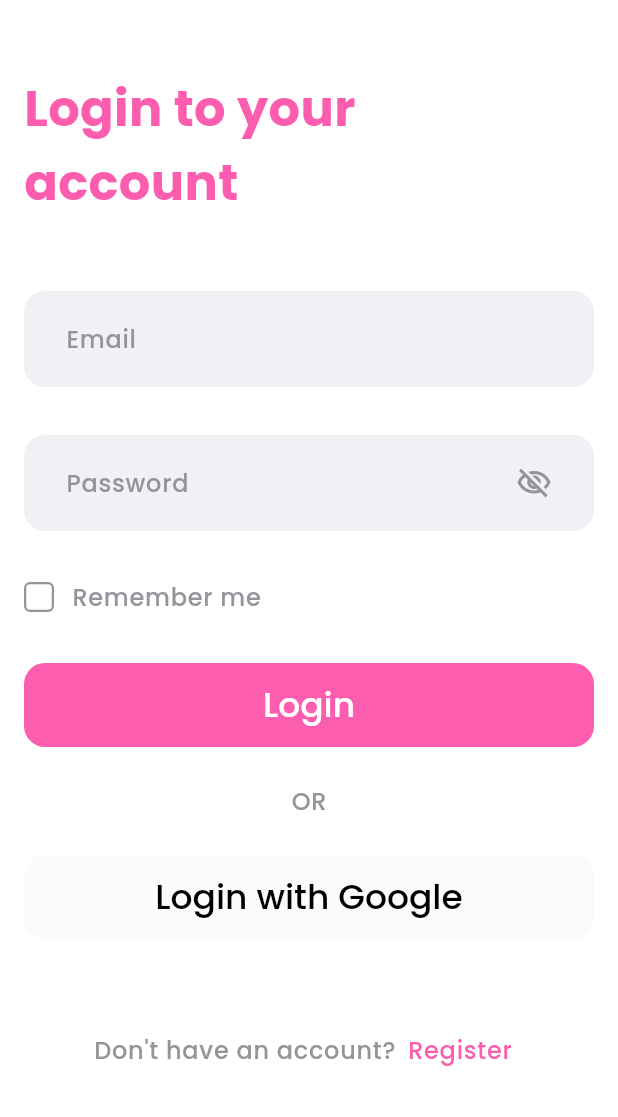
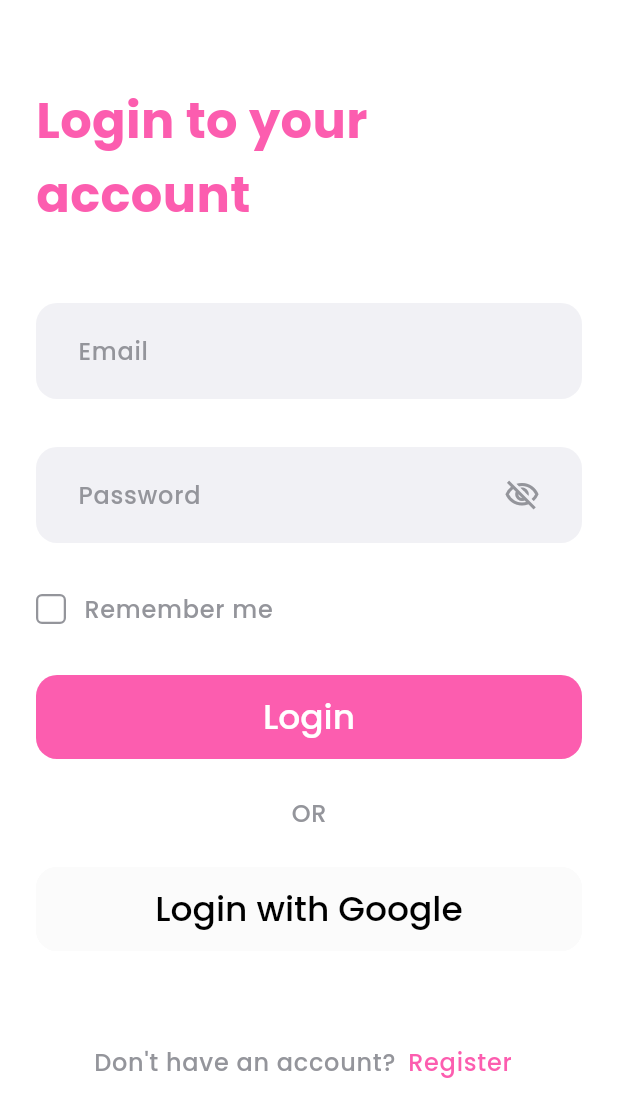
Before and after one commit to yayanrw/flutter-wikimsglow, a Flutter app: the screen it shows after launch, on a phone screen of 412 x 824 dp. Shown: the top 1117 px of the screen. Run offline on Flutter 3.47's test engine with Material 2 defaults, Android fonts, the phone set to English and light mode, and no system bars; our stand-ins replace equatable.

Commit message:
cleaning login page

```diff
--- a/lib/features/login/presentation/pages/login_page.dart
+++ b/lib/features/login/presentation/pages/login_page.dart
@@ -3,7 +3,10 @@
 import 'package:wikimsglow/core/theme/text_themes.dart';
 import 'package:wikimsglow/core/utils/strings.dart';
 import 'package:wikimsglow/core/widgets/button/primary_button.dart';
-import 'package:wikimsglow/core/widgets/checkbox/primary_checkbox.dart';
+import 'package:wikimsglow/features/login/presentation/widgets/dont_have_account.dart';
+import 'package:wikimsglow/features/login/presentation/widgets/email_text_form_field.dart';
+import 'package:wikimsglow/features/login/presentation/widgets/login_text.dart';
+import 'package:wikimsglow/features/login/presentation/widgets/remember_me_check_box.dart';
 
 class LoginPage extends StatefulWidget {
   const LoginPage({Key? key}) : super(key: key);
@@ -30,18 +33,18 @@
       body: SafeArea(
         child: SingleChildScrollView(
           child: Padding(
-            padding: const EdgeInsets.all(16),
+            padding: const EdgeInsets.all(24),
             child: Column(
               crossAxisAlignment: CrossAxisAlignment.start,
               children: [
                 const SizedBox(
                   height: 32,
                 ),
-                _loginText(),
+                const LoginText(),
                 const SizedBox(
                   height: 48,
                 ),
-                _emailTextFormField(),
+                const EmailTextFormField(),
                 const SizedBox(
                   height: 32,
                 ),
@@ -49,7 +52,7 @@
                 const SizedBox(
                   height: 32,
                 ),
-                _rememberMeCheckBox(),
+                const RememberMeCheckBox(),
                 const SizedBox(
                   height: 32,
                 ),
@@ -79,70 +82,9 @@
                 const SizedBox(
                   height: 50,
                 ),
-                _dontHaveAccount(),
+                const DontHaveAccount(),
               ],
             ),
-          ),
-        ),
-      ),
-    );
-  }
-
-  Row _dontHaveAccount() {
-    return Row(
-      mainAxisAlignment: MainAxisAlignment.center,
-      children: [
-        Text(
-          Strings.dontHaveAccount,
-          style: textThemes(ColorTheme.textGrey, FontWeight.w500).bodyText1,
-        ),
-        TextButton(
-            onPressed: () => {},
-            child: Text(Strings.register,
-                style:
-                    textThemes(ColorTheme.primary, FontWeight.w500).bodyText1)),
-      ],
-    );
-  }
-
-  Row _rememberMeCheckBox() {
-    return Row(
-      mainAxisAlignment: MainAxisAlignment.start,
-      children: [
-        const PrimaryCheckbox(),
-        const SizedBox(
-          width: 12,
-        ),
-        Text(Strings.rememberMe,
-            style: textThemes(ColorTheme.textGrey, FontWeight.w500).bodyText1),
-      ],
-    );
-  }
-
-  Text _loginText() {
-    return Text(
-      Strings.loginToYourAccount,
-      style: textThemes(ColorTheme.primary, FontWeight.w700).headline4,
-    );
-  }
-
-  Container _emailTextFormField() {
-    return Container(
-      decoration: BoxDecoration(
-        color: ColorTheme.textWhiteGrey,
-        borderRadius: BorderRadius.circular(14.0),
-      ),
-      padding: const EdgeInsets.symmetric(
-        horizontal: 16,
-      ),
-      child: TextFormField(
-        keyboardType: TextInputType.emailAddress,
-        cursorColor: ColorTheme.primary,
-        decoration: InputDecoration(
-          hintText: Strings.email,
-          hintStyle: textThemes(ColorTheme.textGrey, FontWeight.w500).bodyText1,
-          border: const OutlineInputBorder(
-            borderSide: BorderSide.none,
           ),
         ),
       ),
```
